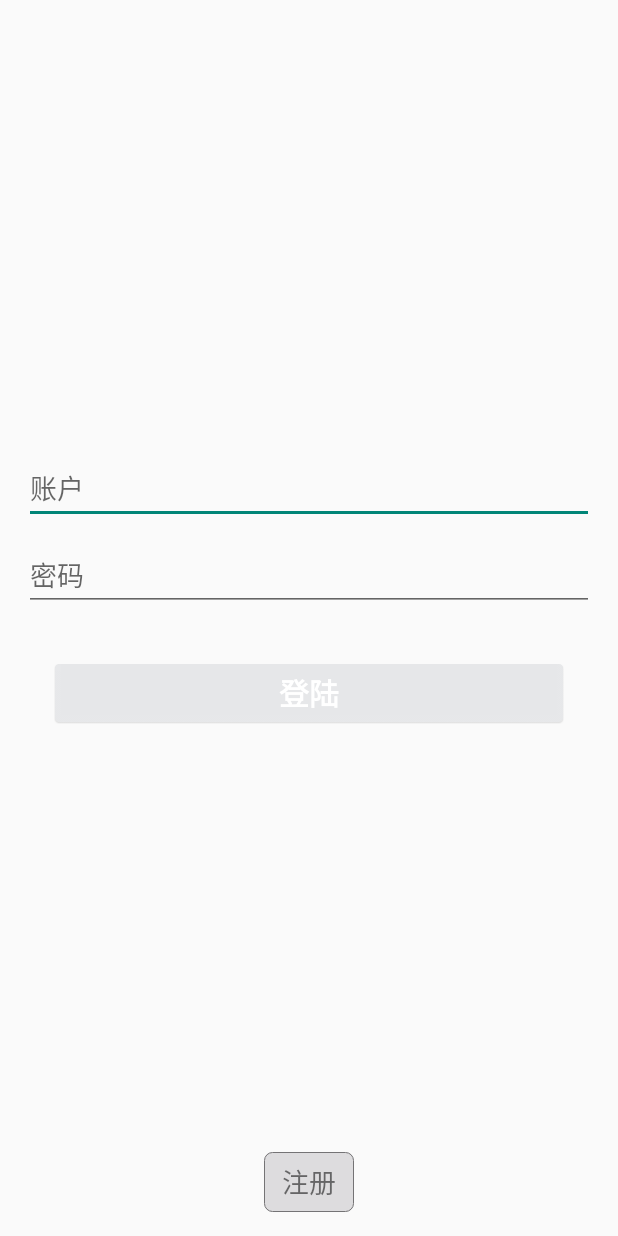
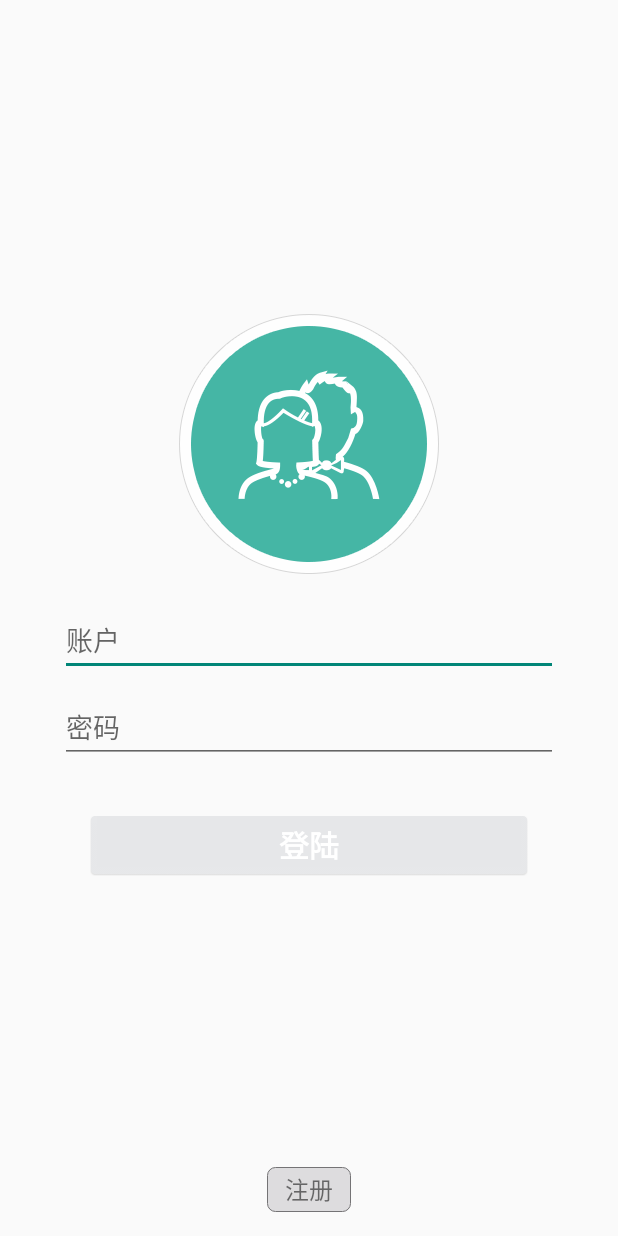
Before and after one commit to tonnyskk/Aiur, an Android app: the LoginActivity screen opened directly, with no data from a screen before it, on a phone screen of 412 x 824 dp. Run offline under Robolectric (Android 15) with nearby library versions, the phone set to English and light mode, and no system bars.

Commit message:
Update avatar

```diff
--- a/app/src/main/java/com/origin/aiur/activity/group/pager/GroupChargeFragment.java
+++ b/app/src/main/java/com/origin/aiur/activity/group/pager/GroupChargeFragment.java
@@ -43,6 +43,7 @@ public class GroupChargeFragment extends BaseFragment implements CompoundButton.
     private CheckBox isPrepay;
     private View chargePrePayContainer;
     private List<Long> selectedUserList = new ArrayList<Long>();
+    //private CardGridStaggeredArrayAdapter cardGridStaggeredArrayAdapter;
 
 
     private enum Actions {
--- a/app/src/main/java/com/origin/aiur/activity/logon/LoginActivity.java
+++ b/app/src/main/java/com/origin/aiur/activity/logon/LoginActivity.java
@@ -8,12 +8,14 @@ import android.text.TextWatcher;
 import android.view.View;
 import android.view.Window;
 import android.widget.EditText;
+import android.widget.ImageView;
 import android.widget.TextView;
 
 import com.origin.aiur.BaseActivity;
 import com.origin.aiur.R;
 import com.origin.aiur.activity.main.MainActivity;
 import com.origin.aiur.dao.UserDao;
+import com.origin.aiur.http.HttpExecutor;
 import com.origin.aiur.http.HttpUtils;
 import com.origin.aiur.utils.AppUtils;
 import com.origin.aiur.vo.User;
@@ -25,6 +27,7 @@ import java.util.HashMap;
 public class LoginActivity extends BaseActivity implements TextWatcher {
     private TextView loginButton;
     private TextView registerButton;
+    private ImageView userAvatar;
 
     private EditText userAccount;
     private EditText userPassword;
@@ -47,12 +50,25 @@ public class LoginActivity extends BaseActivity implements TextWatcher {
         loginButton = (TextView) findViewById(R.id.loginLogon);
         registerButton = (TextView) findViewById(R.id.loginRegister);
 
+        userAvatar = (ImageView) findViewById(R.id.loginUserAvatar);
+
         userAccount = (EditText) findViewById(R.id.loginAccount);
         userAccount.addTextChangedListener(this);
         userPassword = (EditText) findViewById(R.id.loginPassword);
         userPassword.addTextChangedListener(this);
         loginButton.setOnClickListener(this);
         registerButton.setOnClickListener(this);
+
+
+        User user = UserDao.getInstance().getCurrentUser();
+        if (user != null) {
+            if (user.getLoginName() != null) {
+                userAccount.setText(user.getLoginName());
+            }
+            if (user.getAvatarUrl() != null) {
+                HttpExecutor.getExecutor().loadImage(user.getAvatarUrl(), userAvatar, R.drawable.user_avatar_default_unfocused, R.drawable.user_avatar_default_unfocused);
+            }
+        }
     }
 
     @Override
@@ -136,6 +152,7 @@ public class LoginActivity extends BaseActivity implements TextWatcher {
         } else {
             loginButton.setEnabled(true);
         }
+        userAvatar.setImageResource(R.drawable.user_avatar_default_unfocused);
     }
 
     @Override
--- a/app/src/main/res/layout/activity_login.xml
+++ b/app/src/main/res/layout/activity_login.xml
@@ -3,8 +3,8 @@
     android:layout_width="match_parent"
     android:layout_height="match_parent"
     android:orientation="vertical"
-    android:paddingLeft="@dimen/activity_horizontal_margin"
-    android:paddingRight="@dimen/activity_horizontal_margin"
+    android:paddingLeft="@dimen/loginContainerMarginLeft"
+    android:paddingRight="@dimen/loginContainerMarginRight"
     android:paddingTop="@dimen/activity_vertical_margin"
     android:paddingBottom="@dimen/activity_vertical_margin"
     tools:context="com.origin.aiur.activity.logon.LoginActivity">
@@ -15,6 +15,14 @@
         android:layout_weight="1"
         android:gravity="center"
         android:orientation="vertical">
+
+        <ImageView
+            android:id="@+id/loginUserAvatar"
+            android:layout_gravity="center_horizontal"
+            android:layout_width="wrap_content"
+            android:layout_height="wrap_content"
+            android:src="@drawable/user_avatar_default_unfocused"
+            android:layout_marginBottom="@dimen/avatarIconMarginBottom"/>
 
         <EditText
             android:id="@+id/loginAccount"
@@ -59,7 +67,7 @@
     <TextView
         android:id="@+id/loginRegister"
         android:layout_width="wrap_content"
-        android:layout_height="@dimen/commonBlueButtonHeight"
+        android:layout_height="@dimen/loginRegButtonHeight"
         android:paddingLeft="@dimen/regButtonPaddingLeftRight"
         android:paddingRight="@dimen/regButtonPaddingLeftRight"
         android:background="@drawable/button_gray_bg"
--- a/app/src/main/res/layout/adapter_manage_user.xml
+++ b/app/src/main/res/layout/adapter_manage_user.xml
@@ -11,6 +11,7 @@
     android:background="@color/userSelectionListItemBg">
 
     <ImageView
+        android:id="@+id/groupUserManageAvatar"
         android:layout_width="@dimen/tabManageUserItemIconWidth"
         android:layout_height="@dimen/tabManageUserItemIconHeight"
         android:layout_gravity="center_vertical"
--- a/app/src/main/res/layout/adapter_user_avatar.xml
+++ b/app/src/main/res/layout/adapter_user_avatar.xml
@@ -12,6 +12,7 @@
     android:background="@color/userSelectionListItemBg">
 
     <ImageView
+        android:id="@+id/avatarUserImage"
         android:layout_width="@dimen/avatarUserIconWidth"
         android:layout_height="@dimen/avatarUserIconHeight"
         android:layout_gravity="center_horizontal"
--- a/app/src/main/res/layout/adapter_user_selection.xml
+++ b/app/src/main/res/layout/adapter_user_selection.xml
@@ -11,12 +11,13 @@
     android:background="@color/userSelectionListItemBg">
 
     <ImageView
+        android:id="@+id/userSelectAvatarImage"
         android:layout_width="@dimen/selectUserIconWidth"
         android:layout_height="@dimen/selectUserIconHeight"
         android:layout_gravity="center_vertical"
         android:layout_marginLeft="@dimen/selectUserIconMarginLeft"
         android:layout_marginRight="@dimen/selectUserIconMarginRight"
-        android:src="@drawable/ic_launcher" />
+        android:src="@drawable/user_avatar_unfocused" />
 
     <TextView
         android:id="@+id/userNameSelection"
--- a/app/src/main/res/values/layout_group.xml
+++ b/app/src/main/res/values/layout_group.xml
@@ -10,7 +10,7 @@
     <dimen name="selectUserIconWidth">40dp</dimen>
     <dimen name="selectUserIconHeight">40dp</dimen>
     <dimen name="selectUserIconMarginLeft">2dp</dimen>
-    <dimen name="selectUserIconMarginRight">2dp</dimen>
+    <dimen name="selectUserIconMarginRight">5dp</dimen>
     <dimen name="selectUserCheckboxWidth">40dp</dimen>
     <dimen name="selectUserCheckboxHeight">40dp</dimen>
     <dimen name="selectUserCheckboxMarginRight">10dp</dimen>
--- a/app/src/main/res/values/layout_login.xml
+++ b/app/src/main/res/values/layout_login.xml
@@ -1,12 +1,16 @@
 <?xml version="1.0" encoding="utf-8"?>
 <resources>
 
+    <dimen name="loginContainerMarginLeft">40dp</dimen>
+    <dimen name="loginContainerMarginRight">40dp</dimen>
 
     <dimen name="loginButtonMarginTopBottom">35dp</dimen>
     <dimen name="loginButtonMarginLeftRight">20dp</dimen>
     <dimen name="regButtonPaddingLeftRight">12dp</dimen>
+    <dimen name="avatarIconMarginBottom">20dp</dimen>
 
     <dimen name="editTextSplitWidth">10dp</dimen>
+    <dimen name="loginRegButtonHeight">30dp</dimen>
 
 
     <dimen name="splash_promote_text_size">20dp</dimen>
@@ -15,7 +19,7 @@
     <dimen name="splash_bubble_padding_topBottom">20dp</dimen>
     <dimen name="splash_bubble_padding_leftRight">20dp</dimen>
 
-    <dimen name="regButtonTextSize">18sp</dimen>
+    <dimen name="regButtonTextSize">16sp</dimen>
 
     <color name="splash_text_color">#ffffffff</color>
     <color name="splash_window_bg">#fffbffdf</color>
```
Also changed, not shown: app/build.gradle (+8 -3 lines), app/src/main/java/com/origin/aiur/activity/group/pager/ManageUserAdapter.java (+13 -1 lines), app/src/main/java/com/origin/aiur/activity/group/pager/SelectUserAdapter.java (+9 -1 lines), app/src/main/java/com/origin/aiur/activity/group/pager/UserAvatarAdapter.java (+9 -0 lines), app/src/main/java/com/origin/aiur/http/HttpExecutor.java (+31 -0 lines), app/src/main/java/com/origin/aiur/vo/User.java (+14 -0 lines), app/src/main/res/drawable-nodpi/user_avatar_default_unfocused.png (added).
